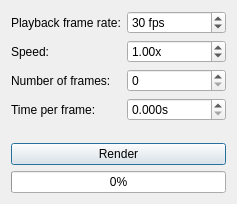
Before: the Qt Designer form replayrecorderwindow.ui in benwh1/cubesim, drawn with Qt 5.
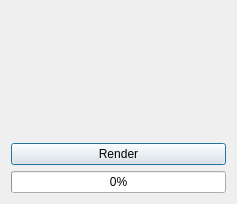
After: the same form once the commit is applied. Custom widgets are drawn as their Qt base class.

Commit message: Move settings from ReplayRecorderWindow into ReplayRecorderSettingsWidget

Diff of the .ui file:
```diff
--- a/replayrecorderwindow.ui
+++ b/replayrecorderwindow.ui
@@ -15,87 +15,7 @@
   </property>
   <layout class="QVBoxLayout" name="verticalLayout">
    <item>
-    <layout class="QFormLayout" name="formLayout">
-     <item row="0" column="0">
-      <widget class="QLabel" name="label">
-       <property name="text">
-        <string>Playback frame rate:</string>
-       </property>
-      </widget>
-     </item>
-     <item row="1" column="0">
-      <widget class="QLabel" name="label_2">
-       <property name="text">
-        <string>Speed:</string>
-       </property>
-      </widget>
-     </item>
-     <item row="2" column="0">
-      <widget class="QLabel" name="label_3">
-       <property name="text">
-        <string>Number of frames:</string>
-       </property>
-      </widget>
-     </item>
-     <item row="3" column="0">
-      <widget class="QLabel" name="label_4">
-       <property name="text">
-        <string>Time per frame:</string>
-       </property>
-      </widget>
-     </item>
-     <item row="0" column="1">
-      <widget class="QSpinBox" name="playbackFrameRateSpinBox">
-       <property name="suffix">
-        <string> fps</string>
-       </property>
-       <property name="minimum">
-        <number>1</number>
-       </property>
-       <property name="maximum">
-        <number>1000</number>
-       </property>
-       <property name="value">
-        <number>30</number>
-       </property>
-      </widget>
-     </item>
-     <item row="2" column="1">
-      <widget class="QSpinBox" name="numberOfFramesSpinBox"/>
-     </item>
-     <item row="1" column="1">
-      <widget class="QDoubleSpinBox" name="speedSpinBox">
-       <property name="suffix">
-        <string>x</string>
-       </property>
-       <property name="minimum">
-        <double>0.100000000000000</double>
-       </property>
-       <property name="maximum">
-        <double>1000000.000000000000000</double>
-       </property>
-       <property name="singleStep">
-        <double>0.100000000000000</double>
-       </property>
-       <property name="stepType">
-        <enum>QAbstractSpinBox::AdaptiveDecimalStepType</enum>
-       </property>
-       <property name="value">
-        <double>1.000000000000000</double>
-       </property>
-      </widget>
-     </item>
-     <item row="3" column="1">
-      <widget class="QDoubleSpinBox" name="timePerFrameSpinBox">
-       <property name="suffix">
-        <string>s</string>
-       </property>
-       <property name="decimals">
-        <number>3</number>
-       </property>
-      </widget>
-     </item>
-    </layout>
+    <widget class="ReplayRecorderSettingsWidget" name="replayRecorderSettingsWidget" native="true"/>
    </item>
    <item>
     <widget class="QPushButton" name="renderButton">
@@ -113,6 +33,14 @@
    </item>
   </layout>
  </widget>
+ <customwidgets>
+  <customwidget>
+   <class>ReplayRecorderSettingsWidget</class>
+   <extends>QWidget</extends>
+   <header>replayrecordersettingswidget.h</header>
+   <container>1</container>
+  </customwidget>
+ </customwidgets>
  <resources/>
  <connections/>
 </ui>
```
The commit also changes 4 other files.
